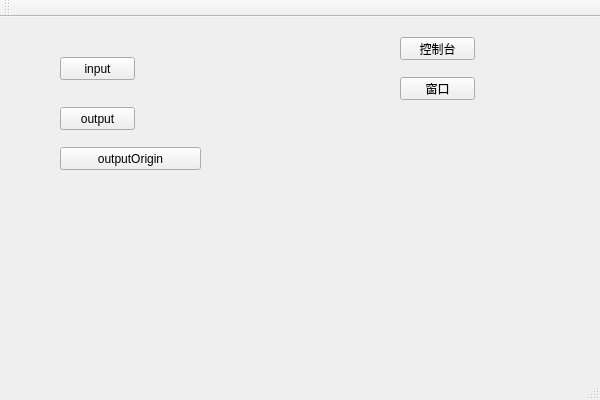
39199934/MessageByDesign, file TestDecorator/TestDecorator.ui: the form before one commit.
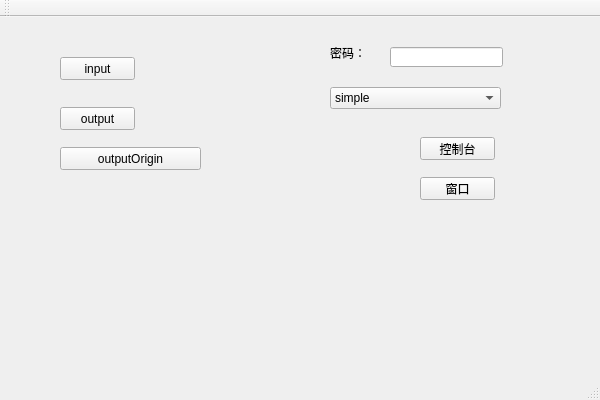
The form after the commit.

Commit message: 添加对加密方法的选择

What changed in the file:
```diff
--- a/TestDecorator/TestDecorator.ui
+++ b/TestDecorator/TestDecorator.ui
@@ -56,8 +56,8 @@
    <widget class="QPushButton" name="cStd">
     <property name="geometry">
      <rect>
-      <x>400</x>
-      <y>20</y>
+      <x>420</x>
+      <y>120</y>
       <width>75</width>
       <height>23</height>
      </rect>
@@ -69,8 +69,8 @@
    <widget class="QPushButton" name="cWidget">
     <property name="geometry">
      <rect>
-      <x>400</x>
-      <y>60</y>
+      <x>420</x>
+      <y>160</y>
       <width>75</width>
       <height>23</height>
      </rect>
@@ -79,6 +79,64 @@
      <string>窗口</string>
     </property>
    </widget>
+   <widget class="QComboBox" name="cComboBox">
+    <property name="geometry">
+     <rect>
+      <x>330</x>
+      <y>70</y>
+      <width>171</width>
+      <height>22</height>
+     </rect>
+    </property>
+    <item>
+     <property name="text">
+      <string>simple</string>
+     </property>
+    </item>
+    <item>
+     <property name="text">
+      <string>movebit</string>
+     </property>
+    </item>
+    <item>
+     <property name="text">
+      <string>moveLower</string>
+     </property>
+    </item>
+    <item>
+     <property name="text">
+      <string>moveText</string>
+     </property>
+    </item>
+    <item>
+     <property name="text">
+      <string>xor</string>
+     </property>
+    </item>
+   </widget>
+   <widget class="QLineEdit" name="cKey">
+    <property name="geometry">
+     <rect>
+      <x>390</x>
+      <y>30</y>
+      <width>113</width>
+      <height>20</height>
+     </rect>
+    </property>
+   </widget>
+   <widget class="QLabel" name="label">
+    <property name="geometry">
+     <rect>
+      <x>330</x>
+      <y>30</y>
+      <width>54</width>
+      <height>12</height>
+     </rect>
+    </property>
+    <property name="text">
+     <string>密码：</string>
+    </property>
+   </widget>
   </widget>
   <widget class="QMenuBar" name="menuBar">
    <property name="geometry">
```
The commit also changes 2 other files.
